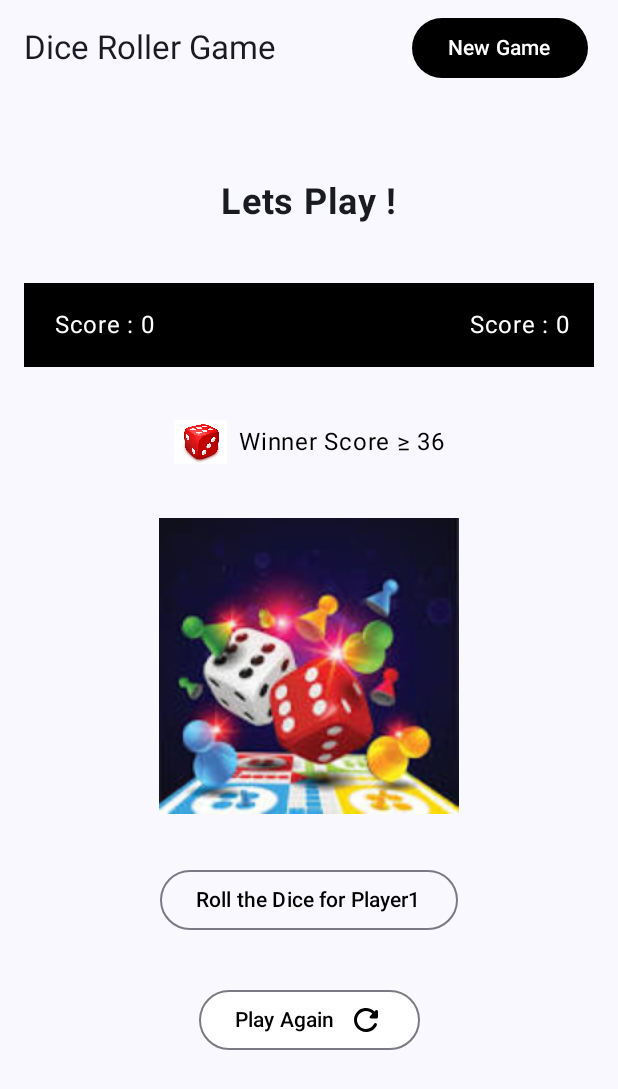
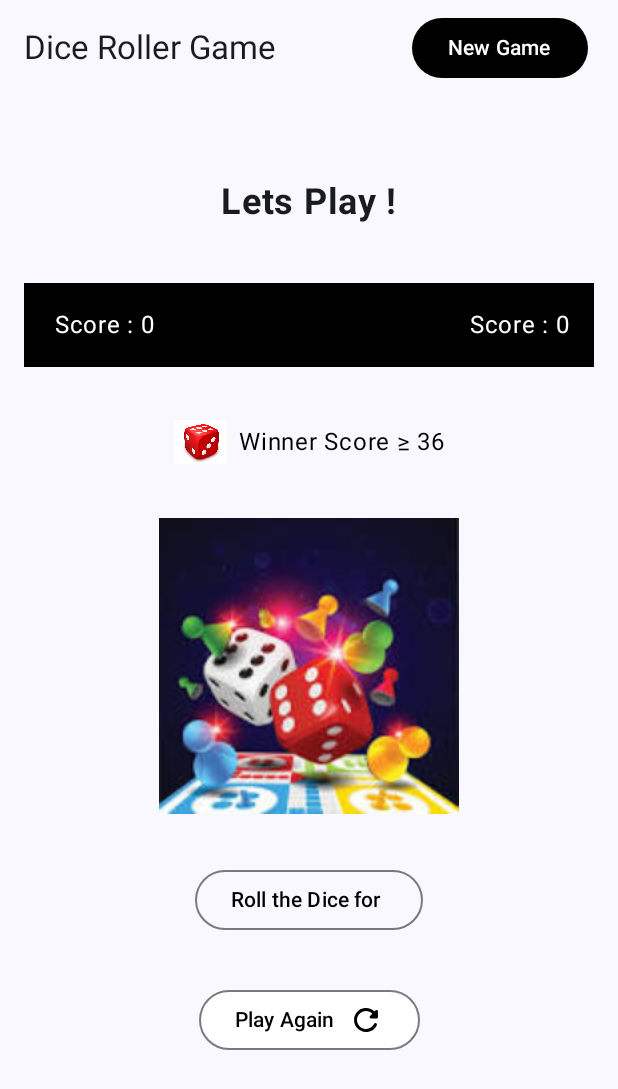
Before and after one commit to Abhinavsaini112/Dice-Game, an Android app built with Jetpack Compose: the composable DiceGameScreen called with empty values, on a phone screen of 412 x 824 dp. Shown: the top 1089 px of the screen. Run offline under Robolectric (Android 15) with nearby library versions, the phone set to English and light mode, and no system bars; 1 statement that could not run was skipped.

Commit message:
Dice Screen Updated

```diff
--- a/app/src/main/java/com/example/dicegame/screens/DiceGameScreen.kt
+++ b/app/src/main/java/com/example/dicegame/screens/DiceGameScreen.kt
@@ -219,9 +219,9 @@ fun DiceGame(
             }
         ) {
             if (isPlayer1.value)
-                Text(text = "Roll the Dice for Player1", color = Color.Black)
+                Text(text = "Roll the Dice for ${player1}", color = Color.Black)
             else
-                Text(text = "Roll the Dice for Player2",color=Color.Black)
+                Text(text = "Roll the Dice for ${player2}",color=Color.Black)
         }
 
         Spacer(modifier = Modifier.padding(16.dp))
```
